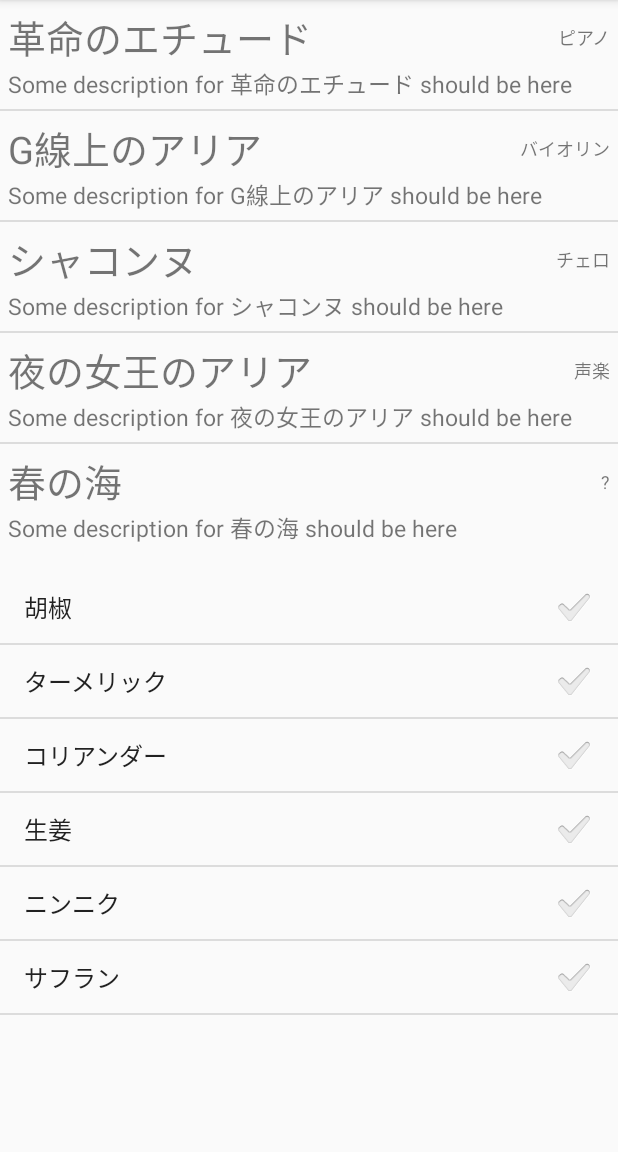
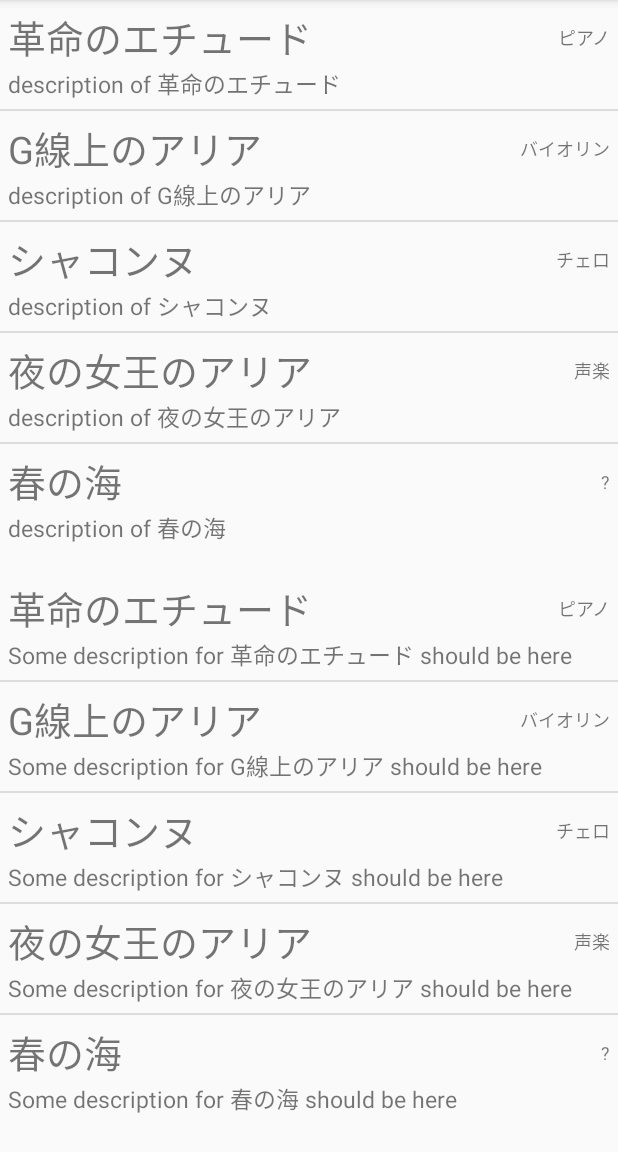
Before and after one commit to ryym/learn-android-list, an Android app: the screen it shows after launch (MainActivity), on a phone screen of 412 x 824 dp, the part 84-1236 px from its top. Run offline under Robolectric (Android 15) with nearby library versions, the phone set to English and light mode, and no system bars.

Commit message:
Add song list using custom ListAdapter

```diff
--- a/app/src/main/java/com/example/learnlist/MainActivity.kt
+++ b/app/src/main/java/com/example/learnlist/MainActivity.kt
@@ -2,7 +2,6 @@ package com.example.learnlist
 
 import androidx.appcompat.app.AppCompatActivity
 import android.os.Bundle
-import android.util.Log
 import android.view.ActionMode
 import android.view.Menu
 import android.view.MenuItem
@@ -16,6 +15,7 @@ class MainActivity : AppCompatActivity() {
         setContentView(R.layout.activity_main)
         setupSpiceList()
         setupSongList()
+        setupSongListByCustomAdapter()
     }
 
     private fun setupSpiceList() {
@@ -98,6 +98,19 @@ class MainActivity : AppCompatActivity() {
         list.adapter = adapter
     }
 
+    private fun setupSongListByCustomAdapter() {
+        val songs = arrayListOf(
+            ListItem(id = 0, title = "革命のエチュード", tag = "ピアノ"),
+            ListItem(id = 1, title = "G線上のアリア", tag = "バイオリン"),
+            ListItem(id = 2, title = "シャコンヌ", tag = "チェロ"),
+            ListItem(id = 3, title = "夜の女王のアリア", tag = "声楽"),
+            ListItem(id = 4, title = "春の海", tag = "?")
+        )
+
+        val adapter = MyListAdapter(this, songs, R.layout.list_item)
+        val list = findViewById<ListView>(R.id.songs2)
+        list.adapter = adapter
+    }
 }
 
 data class Song(val title: String, val tag: String) {
--- /dev/null
+++ b/app/src/main/java/com/example/learnlist/MyListAdapter.kt
@@ -0,0 +1,40 @@
+package com.example.learnlist
+
+import android.content.Context
+import android.view.LayoutInflater
+import android.view.View
+import android.view.ViewGroup
+import android.widget.BaseAdapter
+import android.widget.TextView
+
+// https://stackoverflow.com/questions/46151681/how-can-we-implement-base-adapter-with-kotlin-in-android
+class MyListAdapter(context: Context, private val items: ArrayList<ListItem>, private val resource: Int) : BaseAdapter() {
+    private val inflator = LayoutInflater.from(context)
+
+    override fun getView(position: Int, convertView: View?, parent: ViewGroup?): View {
+        val view: View = convertView ?: inflator.inflate(resource, null)
+        val item = getItem(position) as ListItem
+
+        view.findViewById<TextView>(R.id.title).text = item.title
+        view.findViewById<TextView>(R.id.tag).text = item.tag
+        view.findViewById<TextView>(R.id.desc).text = item.desc
+
+        return view
+    }
+
+    override fun getItem(position: Int): Any {
+        return items.get(position)
+    }
+
+    override fun getItemId(position: Int): Long {
+        return items.get(position).id
+    }
+
+
+    override fun getCount(): Int {
+        return items.size
+    }
+
+}
+
+data class ListItem(val id: Long, val title: String, val tag: String, val desc: String = "description of $title")
--- a/app/src/main/res/layout/activity_main.xml
+++ b/app/src/main/res/layout/activity_main.xml
@@ -6,6 +6,12 @@
     android:layout_height="match_parent"
     android:orientation="vertical"
     tools:context=".MainActivity">
+
+    <ListView
+        android:id="@+id/songs2"
+        android:layout_width="match_parent"
+        android:layout_height="wrap_content"
+        android:layout_marginBottom="12sp" />
 
     <ListView
         android:id="@+id/songs"
```
